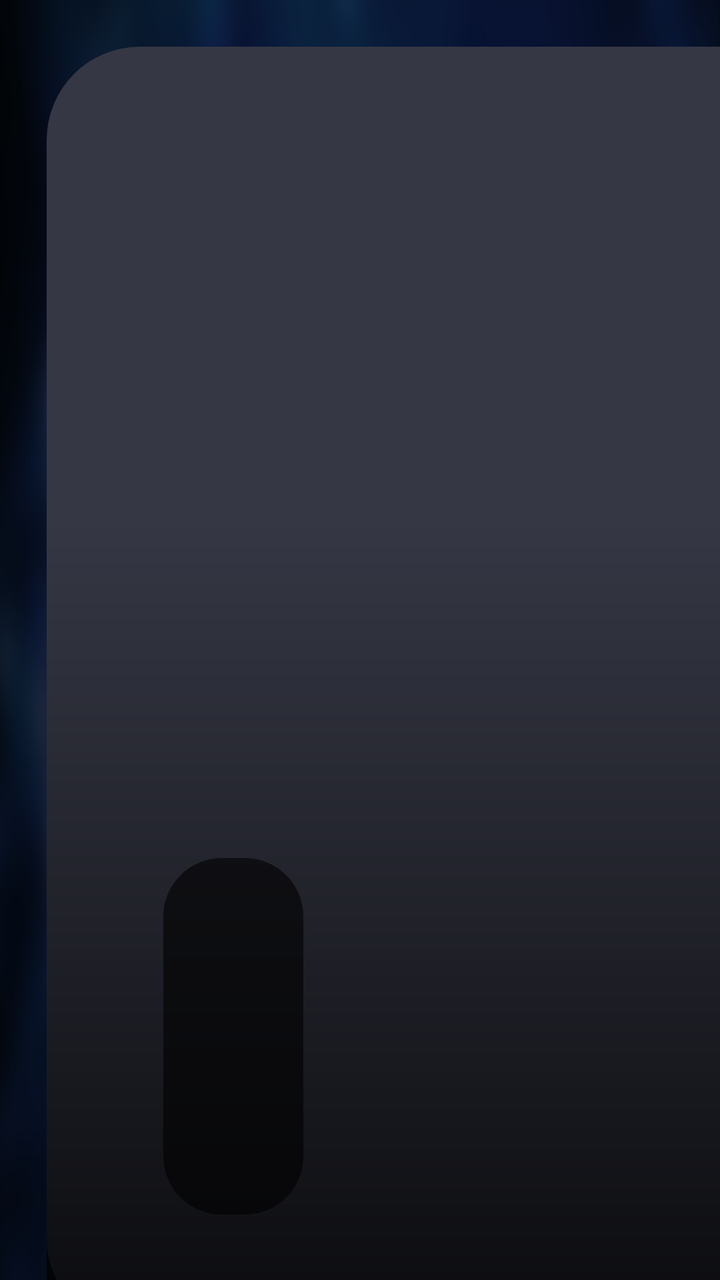
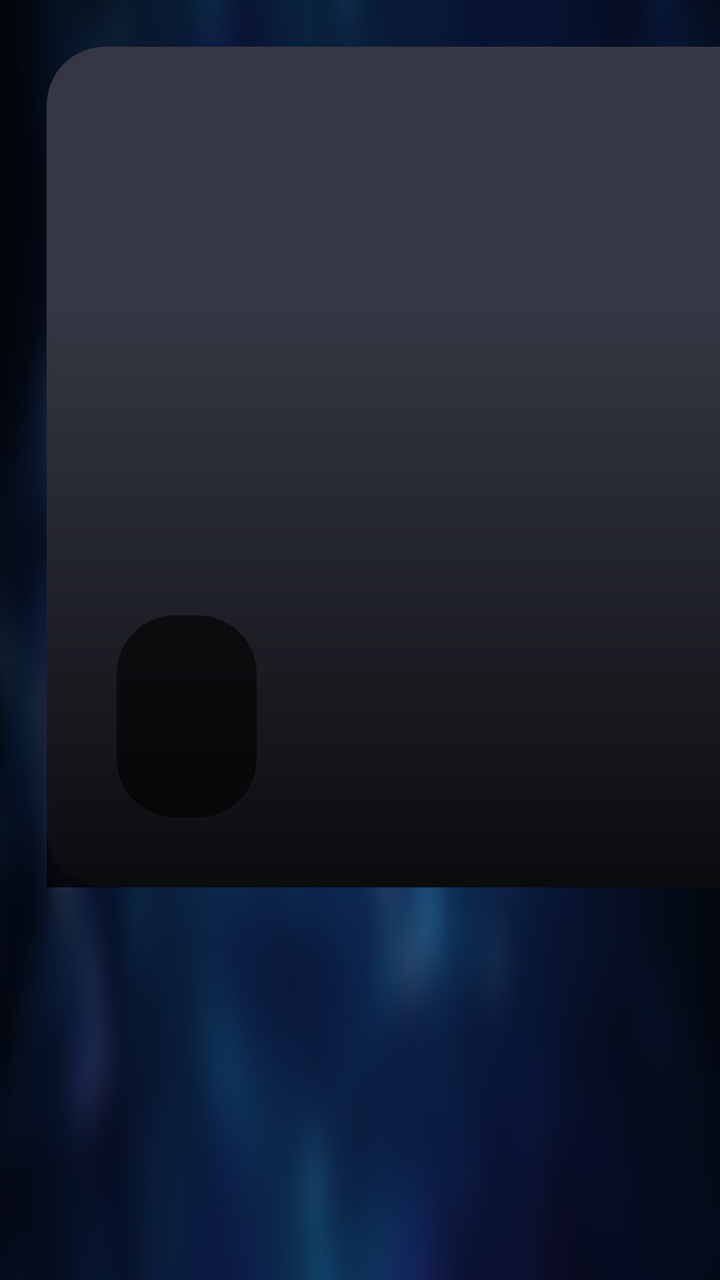

An Android layout rendered at two revisions. The XML below is the earlier revision; the diff shows what the commit changed to produce the second picture.
<!-- AndroidManifest.xml: application theme AppTheme.NoActionBar -->
<!-- res/layout/item_user_hot_vod.xml -->
<?xml version="1.0" encoding="utf-8"?>
<FrameLayout xmlns:android="http://schemas.android.com/apk/res/android"
    android:layout_width="wrap_content"
    android:layout_height="wrap_content"
    android:clipChildren="false"
    android:clipToPadding="false"
    android:focusable="true"
    android:padding="@dimen/vs_4">

    <FrameLayout
        android:id="@+id/layoutPoster"
        android:layout_width="@dimen/vs_170"
        android:layout_height="@dimen/vs_110"
        android:background="@drawable/shape_home_poster">

        <ImageView
            android:id="@+id/ivThumb"
            android:layout_width="match_parent"
            android:layout_height="match_parent"
            android:scaleType="centerCrop" />

        <View
            android:layout_width="match_parent"
            android:layout_height="@dimen/vs_70"
            android:layout_gravity="bottom"
            android:background="@drawable/shape_home_scrim" />

        <LinearLayout
            android:layout_width="match_parent"
            android:layout_height="wrap_content"
            android:layout_gravity="bottom"
            android:orientation="vertical"
            android:paddingLeft="@dimen/vs_10"
            android:paddingRight="@dimen/vs_10"
            android:paddingBottom="@dimen/vs_10">

            <TextView
                android:id="@+id/tvName"
                android:layout_width="match_parent"
                android:layout_height="wrap_content"
                android:focusable="false"
                android:focusableInTouchMode="false"
                android:ellipsize="marquee"
                android:marqueeRepeatLimit="1"
                android:singleLine="true"
                android:textColor="@color/color_FFFFFF"
                android:textSize="@dimen/ts_22"
                android:textStyle="bold" />

            <TextView
                android:id="@+id/tvNote"
                android:layout_width="wrap_content"
                android:layout_height="wrap_content"
                android:layout_marginTop="@dimen/vs_2"
                android:background="@drawable/shape_card_note"
                android:ellipsize="end"
                android:focusable="false"
                android:focusableInTouchMode="false"
                android:paddingLeft="@dimen/vs_6"
                android:paddingTop="@dimen/vs_2"
                android:paddingRight="@dimen/vs_6"
                android:paddingBottom="@dimen/vs_2"
                android:singleLine="true"
                android:textColor="@color/color_FFFFFF"
                android:textSize="@dimen/ts_20" />
        </LinearLayout>
    </FrameLayout>
</FrameLayout>
<!-- resources referenced by this layout -->
<resources>
  <color name="color_FFFFFF">#ffffffff</color>
  <dimen name="ts_20">20mm</dimen>
  <dimen name="ts_22">22mm</dimen>
  <dimen name="vs_10">10mm</dimen>
  <dimen name="vs_110">110mm</dimen>
  <dimen name="vs_170">170mm</dimen>
  <dimen name="vs_2">2mm</dimen>
  <dimen name="vs_4">4mm</dimen>
  <dimen name="vs_6">6mm</dimen>
  <dimen name="vs_70">70mm</dimen>
  <!-- drawable shape_card_note (drawable) -->
  <?xml version="1.0" encoding="utf-8"?>
  <shape xmlns:android="http://schemas.android.com/apk/res/android">
      <corners android:radius="@dimen/radius_5" />
      <solid android:color="#99000000" />
  </shape>
  <!-- drawable shape_home_poster (drawable) -->
  <?xml version="1.0" encoding="utf-8"?>
  <shape xmlns:android="http://schemas.android.com/apk/res/android">
      <corners android:radius="@dimen/radius_10" />
      <solid android:color="@color/color_353744" />
  </shape>
  <!-- drawable shape_home_scrim (drawable) -->
  <?xml version="1.0" encoding="utf-8"?>
  <shape xmlns:android="http://schemas.android.com/apk/res/android">
      <gradient
          android:angle="270"
          android:endColor="@color/color_CC000000"
          android:startColor="@android:color/transparent" />
  </shape>
  <style name="AppTheme.NoActionBar">
          <item name="android:windowActionBar">false</item>
          <item name="android:windowNoTitle">true</item>
          <item name="windowActionBar">false</item>
          <item name="android:windowFullscreen">true</item>//全屏即无通知栏
          <item name="android:windowContentOverlay">@null</item>//是否有遮盖
          <item name="windowNoTitle">true</item>
          <item name="android:keepScreenOn">true</item>
          
          <item name="android:windowBackground">@drawable/app_bg</item>
      </style>
  <dimen name="radius_5">5mm</dimen>
  <dimen name="radius_10">8mm</dimen>
  <color name="color_353744">#353744</color>
  <color name="color_CC000000">#CC000000</color>
  <!-- drawable app_bg: png bitmap (drawable, 198620 bytes) -->
</resources>

<!-- the commit's change to res/layout/item_user_hot_vod.xml (unified diff, before → after) -->
@@ -9,8 +9,8 @@
 
     <FrameLayout
         android:id="@+id/layoutPoster"
-        android:layout_width="@dimen/vs_170"
-        android:layout_height="@dimen/vs_110"
+        android:layout_width="@dimen/home_card_width"
+        android:layout_height="@dimen/home_card_height"
         android:background="@drawable/shape_home_poster">
 
         <ImageView
@@ -21,7 +21,7 @@
 
         <View
             android:layout_width="match_parent"
-            android:layout_height="@dimen/vs_70"
+            android:layout_height="@dimen/home_card_scrim_height"
             android:layout_gravity="bottom"
             android:background="@drawable/shape_home_scrim" />
 
@@ -30,9 +30,9 @@
             android:layout_height="wrap_content"
             android:layout_gravity="bottom"
             android:orientation="vertical"
-            android:paddingLeft="@dimen/vs_10"
-            android:paddingRight="@dimen/vs_10"
-            android:paddingBottom="@dimen/vs_10">
+            android:paddingLeft="@dimen/home_card_text_padding"
+            android:paddingRight="@dimen/home_card_text_padding"
+            android:paddingBottom="@dimen/home_card_text_padding">
 
             <TextView
                 android:id="@+id/tvName"
@@ -40,11 +40,10 @@
                 android:layout_height="wrap_content"
                 android:focusable="false"
                 android:focusableInTouchMode="false"
-                android:ellipsize="marquee"
-                android:marqueeRepeatLimit="1"
-                android:singleLine="true"
+                android:ellipsize="end"
+                android:maxLines="2"
                 android:textColor="@color/color_FFFFFF"
-                android:textSize="@dimen/ts_22"
+                android:textSize="@dimen/home_card_title_size"
                 android:textStyle="bold" />
 
             <TextView
@@ -62,7 +61,7 @@
                 android:paddingBottom="@dimen/vs_2"
                 android:singleLine="true"
                 android:textColor="@color/color_FFFFFF"
-                android:textSize="@dimen/ts_20" />
+                android:textSize="@dimen/home_card_note_size" />
         </LinearLayout>
     </FrameLayout>
 </FrameLayout>
<!-- resource entries referenced after the edit -->
@@ -1,15 +1,15 @@
 <!-- resources referenced by this layout -->
 <resources>
   <color name="color_FFFFFF">#ffffffff</color>
-  <dimen name="ts_20">20mm</dimen>
-  <dimen name="ts_22">22mm</dimen>
-  <dimen name="vs_10">10mm</dimen>
-  <dimen name="vs_110">110mm</dimen>
-  <dimen name="vs_170">170mm</dimen>
+  <dimen name="home_card_height">72mm</dimen>
+  <dimen name="home_card_note_size">10mm</dimen>
+  <dimen name="home_card_scrim_height">50mm</dimen>
+  <dimen name="home_card_text_padding">6mm</dimen>
+  <dimen name="home_card_title_size">12mm</dimen>
+  <dimen name="home_card_width">112mm</dimen>
   <dimen name="vs_2">2mm</dimen>
   <dimen name="vs_4">4mm</dimen>
   <dimen name="vs_6">6mm</dimen>
-  <dimen name="vs_70">70mm</dimen>
   <!-- drawable shape_card_note (drawable) -->
   <?xml version="1.0" encoding="utf-8"?>
   <shape xmlns:android="http://schemas.android.com/apk/res/android">
@@ -19,7 +19,7 @@
   <!-- drawable shape_home_poster (drawable) -->
   <?xml version="1.0" encoding="utf-8"?>
   <shape xmlns:android="http://schemas.android.com/apk/res/android">
-      <corners android:radius="@dimen/radius_10" />
+      <corners android:radius="@dimen/home_card_radius" />
       <solid android:color="@color/color_353744" />
   </shape>
   <!-- drawable shape_home_scrim (drawable) -->
@@ -42,7 +42,7 @@
           <item name="android:windowBackground">@drawable/app_bg</item>
       </style>
   <dimen name="radius_5">5mm</dimen>
-  <dimen name="radius_10">8mm</dimen>
+  <dimen name="home_card_radius">5mm</dimen>
   <color name="color_353744">#353744</color>
   <color name="color_CC000000">#CC000000</color>
   <!-- drawable app_bg: png bitmap (drawable, 198620 bytes) -->
